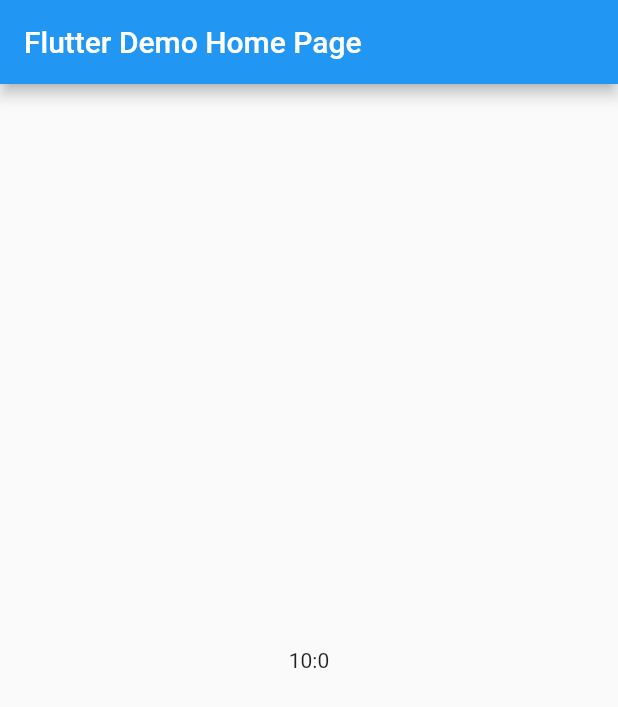
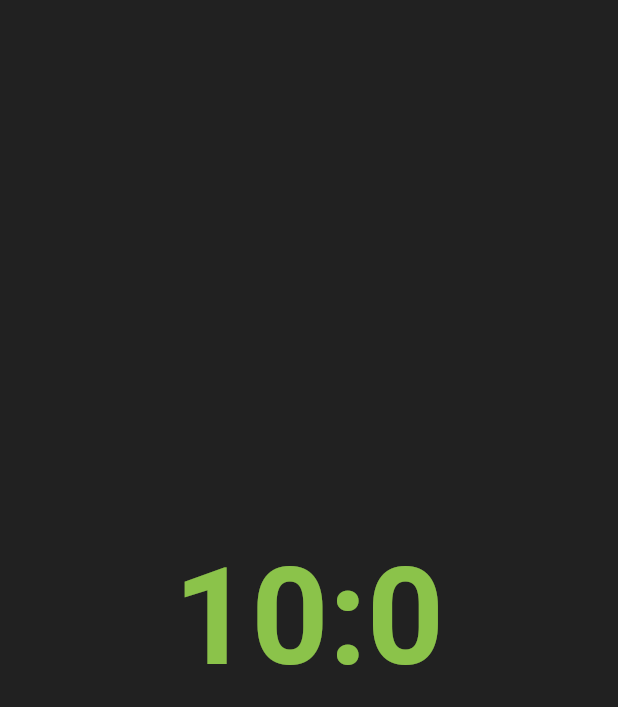
Before and after one commit to Vanethos/flutter-interact-clock, a Flutter app: the screen it shows after launch, on a phone screen of 412 x 824 dp. Shown: the top 707 px of the screen. Run offline on Flutter 3.47's test engine with Material 2 defaults, Android fonts, the phone set to English and light mode, and no system bars.

Commit message:
Improve UI

```diff
--- a/lib/main.dart
+++ b/lib/main.dart
@@ -30,15 +30,17 @@ class _MyHomePageState extends State<MyHomePage> {
   @override
   Widget build(BuildContext context) {
     return Scaffold(
-      appBar: AppBar(
-        title: Text(widget.title),
-      ),
+      backgroundColor: Color(0xFF212121),
       body: Center(
         child: Column(
           mainAxisAlignment: MainAxisAlignment.center,
           children: <Widget>[
             Text(
               "${_date.hour}:${_date.second}",
+              style: TextStyle(
+                  fontSize: 90,
+                  color: Colors.lightGreen,
+                  fontWeight: FontWeight.bold),
             ),
           ],
         ),
```
